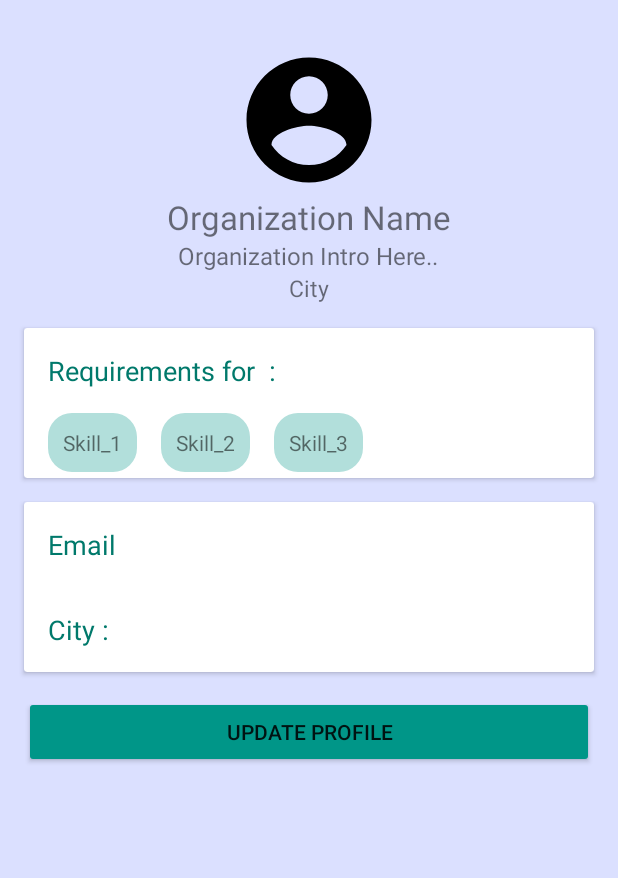
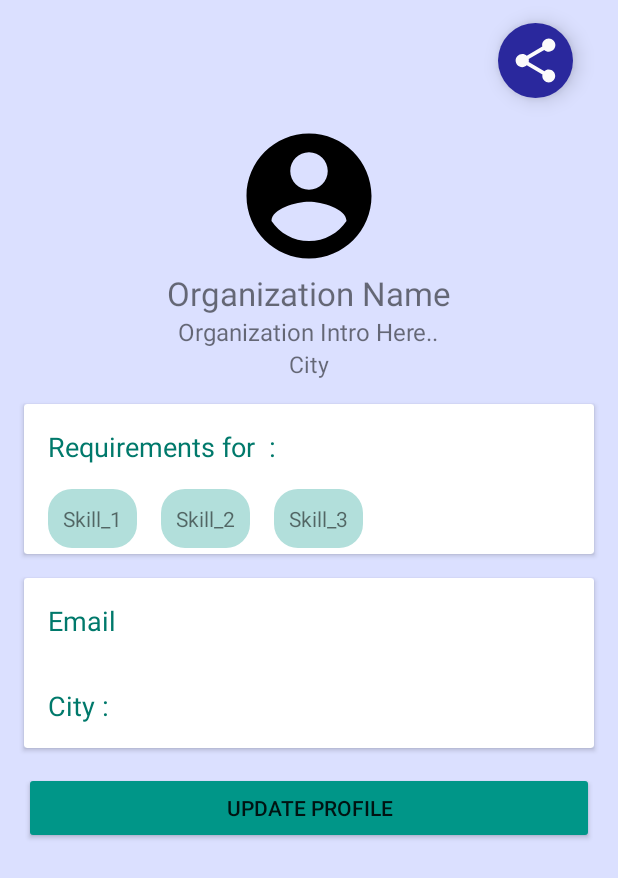
Before and after one commit to dipakkr/Savera-SmartIndiaHackathon, an Android app: the layout employer_frag_setting.xml on its own in the app's theme, with its tools: preview values and no code run, on a phone screen of 412 x 824 dp. Shown: the top 878 px of the screen. Run offline under Robolectric (Android 15) with nearby library versions, the phone set to English and light mode, and no system bars.

Commit message:
Add : String file, and icon to share profile

```diff
--- a/app/src/main/java/com/mygov/parivartan/mygovhack/employer/EmployerRegistration.java
+++ b/app/src/main/java/com/mygov/parivartan/mygovhack/employer/EmployerRegistration.java
@@ -63,6 +63,7 @@ public class EmployerRegistration extends AppCompatActivity {
         TextView textView = (TextView)findViewById(R.id.emp_title);
         textView.setText(R.string.employer_signup);
 
+
         progressDialog = new ProgressDialog(this);
 
         if(mAuth.getCurrentUser()!=null){
@@ -127,5 +128,4 @@ public class EmployerRegistration extends AppCompatActivity {
                     }
                 });
     }
-
 }
--- /dev/null
+++ b/app/src/main/res/drawable/ic_share_black_24dp.xml
@@ -0,0 +1,9 @@
+<vector xmlns:android="http://schemas.android.com/apk/res/android"
+        android:width="24dp"
+        android:height="24dp"
+        android:viewportWidth="24.0"
+        android:viewportHeight="24.0">
+    <path
+        android:fillColor="#fbfbfb"
+        android:pathData="M18,16.08c-0.76,0 -1.44,0.3 -1.96,0.77L8.91,12.7c0.05,-0.23 0.09,-0.46 0.09,-0.7s-0.04,-0.47 -0.09,-0.7l7.05,-4.11c0.54,0.5 1.25,0.81 2.04,0.81 1.66,0 3,-1.34 3,-3s-1.34,-3 -3,-3 -3,1.34 -3,3c0,0.24 0.04,0.47 0.09,0.7L8.04,9.81C7.5,9.31 6.79,9 6,9c-1.66,0 -3,1.34 -3,3s1.34,3 3,3c0.79,0 1.5,-0.31 2.04,-0.81l7.12,4.16c-0.05,0.21 -0.08,0.43 -0.08,0.65 0,1.61 1.31,2.92 2.92,2.92 1.61,0 2.92,-1.31 2.92,-2.92s-1.31,-2.92 -2.92,-2.92z"/>
+</vector>
--- /dev/null
+++ b/app/src/main/res/drawable/share_back.xml
@@ -0,0 +1,9 @@
+<?xml version="1.0" encoding="utf-8"?>
+<shape xmlns:android="http://schemas.android.com/apk/res/android"
+    android:shape="oval">
+
+    <solid android:color="#2a289d" />
+    <size
+        android:width="10dp"
+        android:height="10dp" />
+</shape>
--- a/app/src/main/res/layout/employer_frag_setting.xml
+++ b/app/src/main/res/layout/employer_frag_setting.xml
@@ -12,6 +12,18 @@
         android:layout_width="match_parent"
         android:orientation="vertical"
         android:layout_height="wrap_content">
+
+        <ImageView
+            android:layout_width="50dp"
+            android:layout_height="50dp"
+            android:layout_marginRight="30dp"
+            android:src="@drawable/ic_share_black_24dp"
+            android:layout_marginTop="15dp"
+            android:padding="7dp"
+            android:id="@+id/employer_share"
+            android:elevation="8dp"
+            android:background="@drawable/share_back"
+            android:layout_gravity="end" />
 
         <ImageView
             android:layout_width="100dp"
--- a/app/src/main/res/layout/frag_set_profile.xml
+++ b/app/src/main/res/layout/frag_set_profile.xml
@@ -12,6 +12,18 @@
         android:layout_width="match_parent"
         android:orientation="vertical"
         android:layout_height="wrap_content">
+
+        <ImageView
+            android:layout_width="50dp"
+            android:layout_height="50dp"
+            android:layout_marginRight="30dp"
+            android:src="@drawable/ic_share_black_24dp"
+            android:layout_marginTop="15dp"
+            android:padding="7dp"
+            android:id="@+id/employee_share"
+            android:elevation="10dp"
+            android:background="@drawable/share_back"
+            android:layout_gravity="end" />
 
         <ImageView
             android:id="@+id/imageview"
--- a/app/src/main/res/values/dimens.xml
+++ b/app/src/main/res/values/dimens.xml
@@ -9,5 +9,5 @@
     <dimen name="nav_header_vertical_spacing">16dp</dimen>
     <dimen name="nav_header_height">160dp</dimen>
     <dimen name="margin_top">20dp</dimen>
-    <dimen name="photo_margin">30dp</dimen>
+    <dimen name="photo_margin">15dp</dimen>
 </resources>
```
Also changed, not shown: 3 other files.
